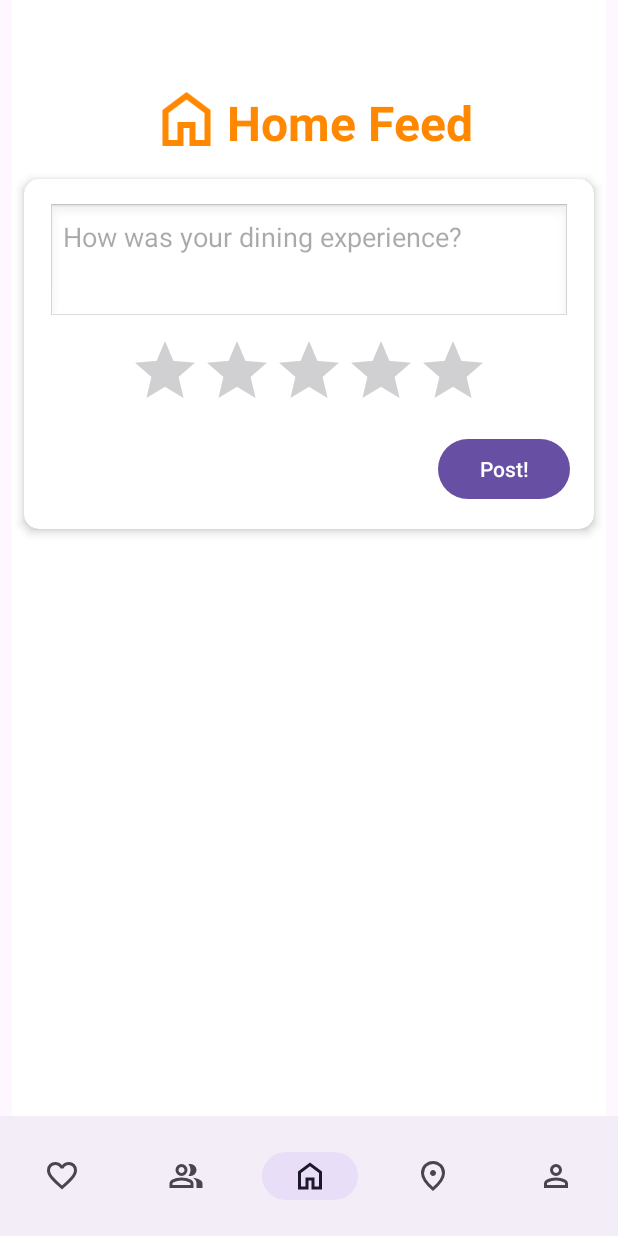
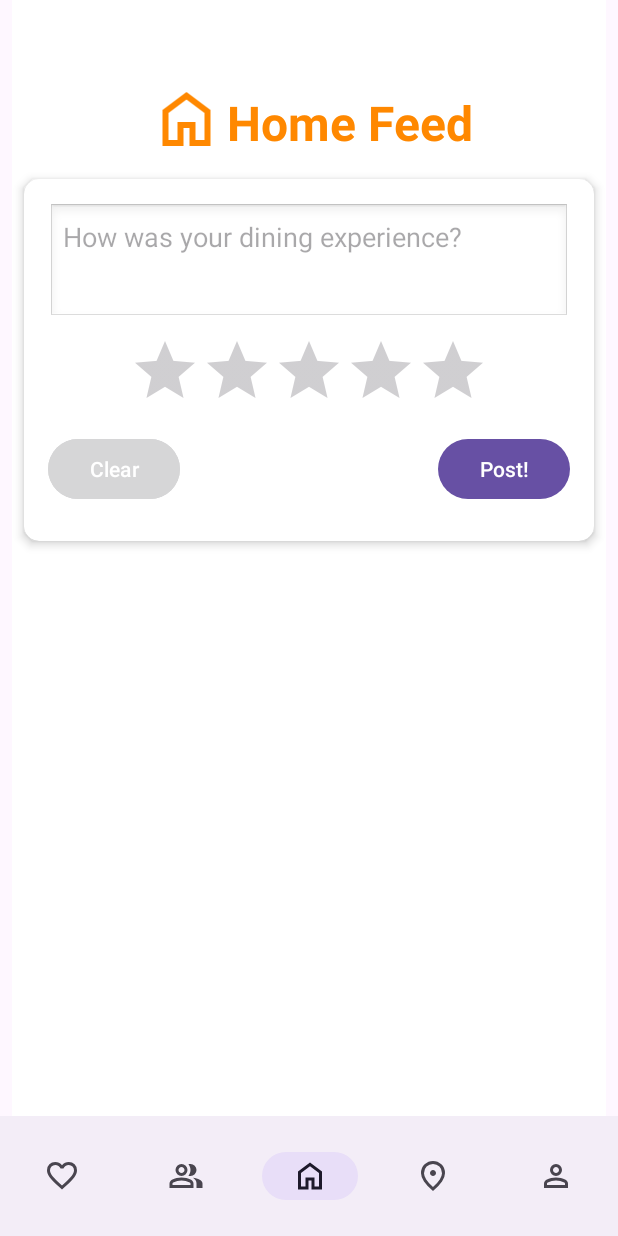
Before and after one commit to andreeag1/MealMatch, an Android app: the HomeFragment screen opened directly, with no data from a screen before it, on a phone screen of 412 x 824 dp. Run offline under Robolectric (Android 15) with nearby library versions, the light colour scheme and no system bars; our stand-ins replace navigation-ui.

Commit message:
Add a clear button for posts

```diff
--- a/client/app/src/main/java/com/mealmatch/ui/feed/HomeFragment.kt
+++ b/client/app/src/main/java/com/mealmatch/ui/feed/HomeFragment.kt
@@ -26,6 +26,7 @@ class HomeFragment : Fragment() {
     private lateinit var postButton: Button
     private lateinit var postRecyclerView: RecyclerView
     private lateinit var postErrorText: TextView
+    private lateinit var clearButton: Button
     private lateinit var postAdapter: PostAdapter
     private val posts = mutableListOf<Post>()
 
@@ -45,6 +46,7 @@ class HomeFragment : Fragment() {
         postButton = view.findViewById(R.id.postButton)
         postRecyclerView = view.findViewById(R.id.homeRecyclerView)
         postErrorText = view.findViewById(R.id.postErrorText)
+        clearButton = view.findViewById(R.id.clearButton)
 
         postAdapter = PostAdapter(posts)
         postRecyclerView.layoutManager = LinearLayoutManager(requireContext())
@@ -102,6 +104,12 @@ class HomeFragment : Fragment() {
                 postErrorText.visibility = View.GONE
                 currentErrorType = null
             }
+        }
+
+        clearButton.setOnClickListener {
+            captionInput.text.clear()
+            ratingBar.rating = 0f
+            postErrorText.visibility = View.GONE
         }
 
         loadPosts()
--- a/client/app/src/main/res/layout/fragment_home.xml
+++ b/client/app/src/main/res/layout/fragment_home.xml
@@ -79,6 +79,25 @@
                 android:scaleY="1"
                 android:stepSize="0.5" />
 
+            <LinearLayout
+                android:layout_width="match_parent"
+                android:layout_height="wrap_content"
+                android:orientation="horizontal"
+                android:layout_marginTop="8dp">
+
+                <Button
+                    android:id="@+id/clearButton"
+                    android:layout_width="wrap_content"
+                    android:layout_height="wrap_content"
+                    android:text="Clear"
+                    android:layout_gravity="start"
+                    android:backgroundTint="@color/quantum_grey800" />
+
+                <Space
+                    android:layout_width="0dp"
+                    android:layout_height="wrap_content"
+                    android:layout_weight="6" />
+
                 <Button
                     android:id="@+id/postButton"
                     android:layout_width="wrap_content"
@@ -86,6 +105,8 @@
                     android:text="@string/create_post"
                     android:layout_gravity="end"
                     android:layout_marginTop="8dp" />
+
+            </LinearLayout>
 
             <TextView
                 android:id="@+id/postErrorText"
```
Lines whose indentation alone changed are shown as unchanged.
